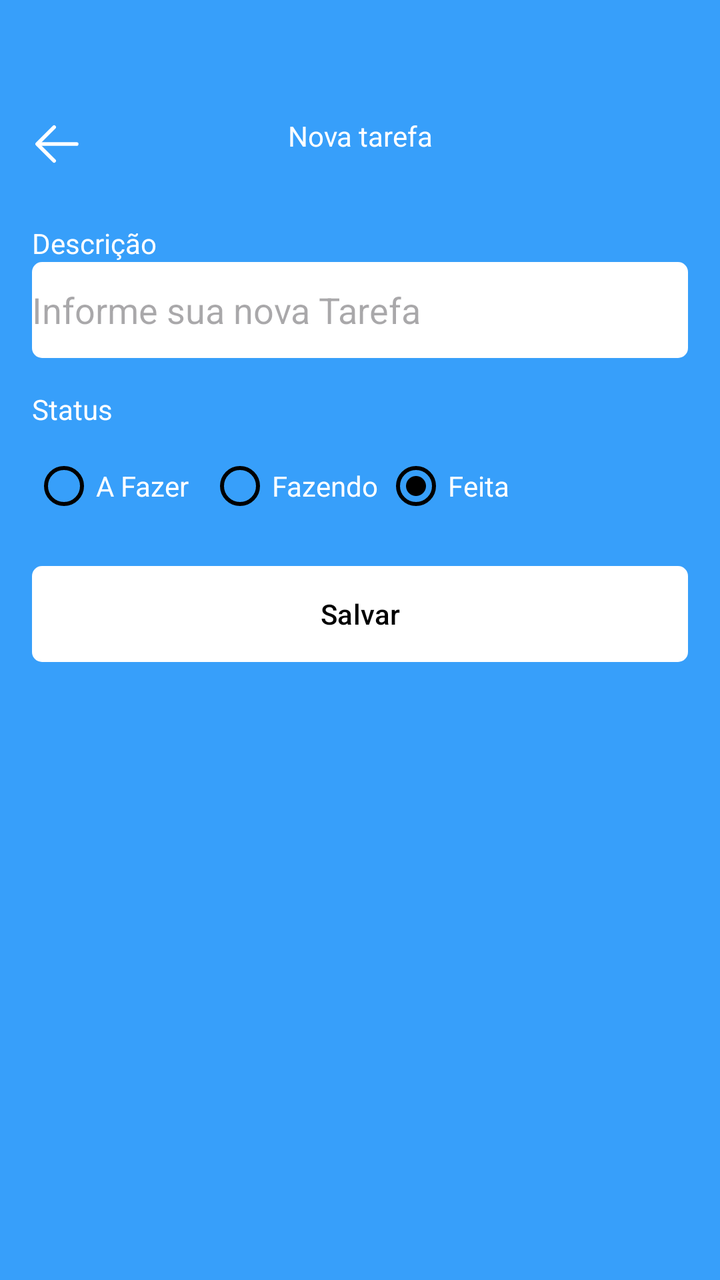
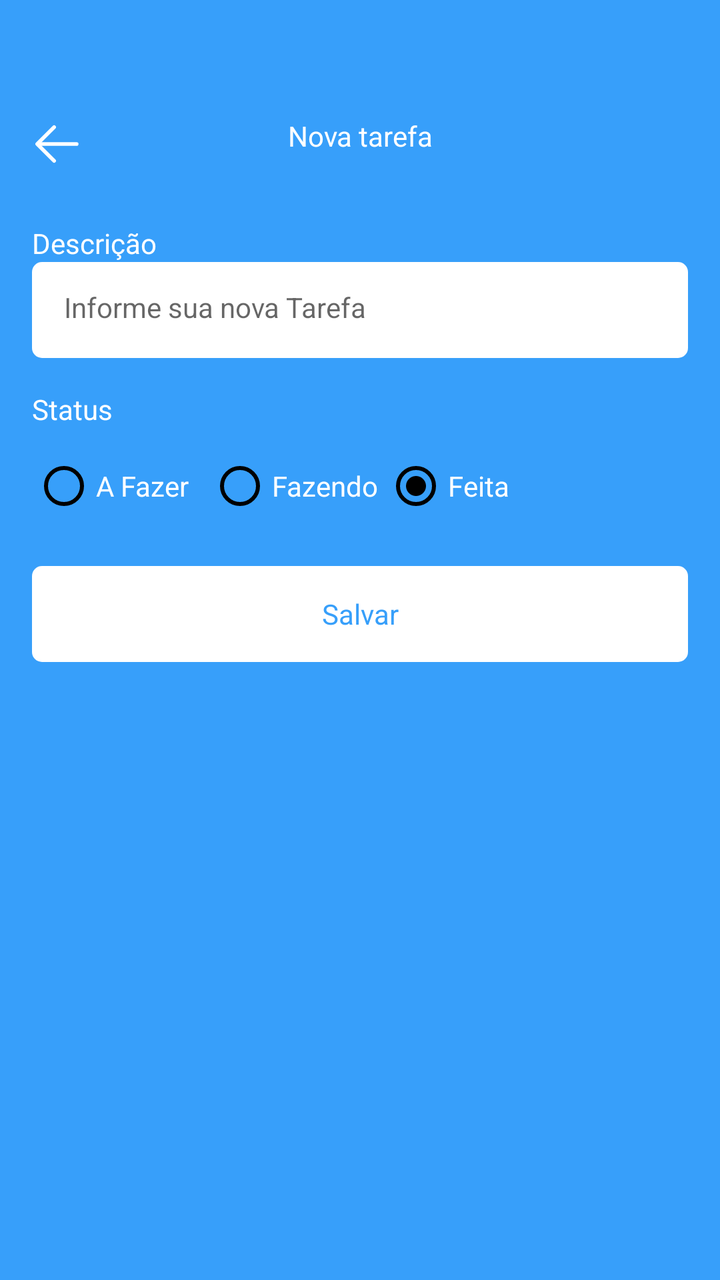

An Android layout rendered at two revisions. The XML below is the earlier revision; the diff shows what the commit changed to produce the second picture.
<!-- AndroidManifest.xml: application theme Theme.Task -->
<!-- res/layout/fragment_form_task.xml -->
<?xml version="1.0" encoding="utf-8"?>
<ScrollView xmlns:android="http://schemas.android.com/apk/res/android"
    xmlns:tools="http://schemas.android.com/tools"
    android:layout_width="match_parent"
    android:layout_height="match_parent"
    xmlns:app="http://schemas.android.com/apk/res-auto"
    tools:context=".ui.FormTaskFragment">

    <LinearLayout
        android:layout_width="match_parent"
        android:layout_height="wrap_content"
        android:orientation="vertical">

        <com.google.android.material.appbar.MaterialToolbar
            android:layout_width="match_parent"
            android:layout_height="wrap_content"
            android:id="@+id/toolbar"
            app:navigationIcon="@drawable/ic_back"
            android:paddingTop="40dp">

            <TextView
                android:layout_width="wrap_content"
                android:layout_height="wrap_content"
                android:text="Nova tarefa"
                android:textColor="@color/white"
                android:layout_gravity="center_horizontal"/>

        </com.google.android.material.appbar.MaterialToolbar>

        <androidx.constraintlayout.widget.ConstraintLayout
            android:layout_width="match_parent"
            android:layout_height="match_parent"
            android:padding="16dp">

            <TextView
                android:id="@+id/textView"
                android:layout_width="wrap_content"
                android:layout_height="wrap_content"
                android:text="Descrição"
                android:textColor="@android:color/white"
                app:layout_constraintStart_toStartOf="parent"
                app:layout_constraintTop_toTopOf="parent" />

            <EditText
                android:id="@+id/editTextDescricao"
                android:layout_width="match_parent"
                android:layout_height="48dp"
                android:background="@drawable/bg_edit_text"
                android:hint="Informe sua nova Tarefa"
                app:layout_constraintEnd_toEndOf="parent"
                app:layout_constraintStart_toStartOf="parent"
                app:layout_constraintTop_toBottomOf="@+id/textView" />

            <TextView
                android:id="@+id/textViewStatus"
                android:layout_width="wrap_content"
                android:layout_height="wrap_content"
                android:layout_marginTop="16dp"
                android:text="Status"
                android:textColor="@color/white"
                app:layout_constraintStart_toStartOf="parent"
                app:layout_constraintTop_toBottomOf="@+id/editTextDescricao" />

            <RadioGroup
                android:layout_width="match_parent"
                android:layout_height="wrap_content"
                android:layout_marginTop="5dp"
                android:orientation="horizontal"
                android:id="@+id/radioGroup"
                app:layout_constraintEnd_toEndOf="parent"
                app:layout_constraintStart_toStartOf="parent"
                app:layout_constraintTop_toBottomOf="@+id/textViewStatus">
                <RadioButton
                    android:layout_width="88dp"
                    android:layout_height="48dp"
                    android:buttonTint="@color/black"
                    android:id="@+id/rbTodo"
                    android:text="A Fazer"
                    android:checked="true"
                    android:theme="@style/MyRadioButton"
                    android:textColor="@color/white" />
                <RadioButton
                    android:layout_width="88dp"
                    android:layout_height="48dp"
                    android:buttonTint="@color/black"
                    android:id="@+id/rbDoing"
                    android:text="Fazendo"
                    android:checked="true"
                    android:theme="@style/MyRadioButton"
                    android:textColor="@color/white" />
                <RadioButton
                    android:layout_width="88dp"
                    android:layout_height="48dp"
                    android:buttonTint="@color/black"
                    android:id="@+id/rbDone"
                    android:text="Feita"
                    android:checked="true"
                    android:theme="@style/MyRadioButton"
                    android:textColor="@color/white" />
            </RadioGroup>

            <com.google.android.material.button.MaterialButton
                android:id="@+id/buttonSave"
                android:layout_width="match_parent"
                android:layout_height="wrap_content"
                android:layout_marginTop="16dp"
                android:background="@drawable/bg_btn"
                android:text="Salvar"
                android:textAllCaps="false"
                app:backgroundTint="@color/white"
                android:textColor="@color/black"
                tools:layout_editor_absoluteX="16dp"
                tools:layout_editor_absoluteY="221dp"
                app:layout_constraintEnd_toEndOf="parent"
                app:layout_constraintStart_toStartOf="parent"
                app:layout_constraintTop_toBottomOf="@+id/radioGroup"/>

            <ProgressBar
                android:layout_width="wrap_content"
                android:layout_height="wrap_content"
                android:id="@+id/progressBar"
                android:layout_marginTop="8dp"
                android:layout_gravity="center"
                android:indeterminateTint="@color/white"
                android:visibility="invisible"
                tools:layout_editor_absoluteX="152dp"
                tools:layout_editor_absoluteY="278dp"
                tools:visibility="visible"
                app:layout_constraintEnd_toEndOf="parent"
                app:layout_constraintStart_toStartOf="parent"
                app:layout_constraintTop_toBottomOf="@+id/buttonSave"/>



        </androidx.constraintlayout.widget.ConstraintLayout>

    </LinearLayout>

</ScrollView>
<!-- resources referenced by this layout -->
<resources>
  <color name="black">#FF000000</color>
  <color name="white">#FFFFFFFF</color>
  <!-- drawable bg_btn (drawable) -->
  <?xml version="1.0" encoding="utf-8"?>
  <shape xmlns:android="http://schemas.android.com/apk/res/android"
      android:shape="rectangle">
  
      <solid android:color="@color/white"/>
      <corners android:radius="5dp"/>
  
  </shape>
  <!-- drawable bg_edit_text (drawable) -->
  <?xml version="1.0" encoding="utf-8"?>
  <shape xmlns:android="http://schemas.android.com/apk/res/android"
      android:shape="rectangle">
  
      <solid android:color="@color/white"/>
      <corners android:radius="5dp"/>
  
  </shape>
  <!-- drawable ic_back (drawable) -->
  <vector xmlns:android="http://schemas.android.com/apk/res/android"
      android:width="30dp"
      android:height="30dp"
      android:viewportWidth="1024"
      android:viewportHeight="1024">
    <path
        android:pathData="M224,480h640a32,32 0,1 1,0 64H224a32,32 0,0 1,0 -64z"
        android:fillColor="#FFFFFF"/>
    <path
        android:pathData="m237.2,512 l265.4,265.3a32,32 0,0 1,-45.3 45.3l-288,-288a32,32 0,0 1,0 -45.3l288,-288a32,32 0,1 1,45.3 45.3L237.2,512z"
        android:fillColor="#FFFFFF"/>
  </vector>
  <style name="MyRadioButton" parent="Theme.AppCompat.Light">
          <item name="colorControlNormal">@color/black</item>
          <item name="colorControlActivated">@color/green</item>
      </style>
  <style name="Theme.Task" parent="Base.Theme.Task" />
  <color name="green">#88e788</color>
  <style name="Base.Theme.Task" parent="Theme.Material3.DayNight.NoActionBar">
          
          <item name="colorPrimary">@color/color_default</item>
          <item name="colorPrimaryVariant">@color/color_default</item>
          <item name="android:windowBackground">@color/color_default</item>
      </style>
  <color name="color_default">#379FFA</color>
</resources>

<!-- the commit's change to res/layout/fragment_form_task.xml (unified diff, before → after) -->
@@ -36,7 +36,7 @@
                 android:id="@+id/textView"
                 android:layout_width="wrap_content"
                 android:layout_height="wrap_content"
-                android:text="Descrição"
+                android:text="@string/title_description_fragment_form"
                 android:textColor="@android:color/white"
                 app:layout_constraintStart_toStartOf="parent"
                 app:layout_constraintTop_toTopOf="parent" />
@@ -45,8 +45,8 @@
                 android:id="@+id/editTextDescricao"
                 android:layout_width="match_parent"
                 android:layout_height="48dp"
-                android:background="@drawable/bg_edit_text"
-                android:hint="Informe sua nova Tarefa"
+                style="@style/EditTextTheme"
+                android:hint="@string/edittext_form_task"
                 app:layout_constraintEnd_toEndOf="parent"
                 app:layout_constraintStart_toStartOf="parent"
                 app:layout_constraintTop_toBottomOf="@+id/textView" />
@@ -56,7 +56,7 @@
                 android:layout_width="wrap_content"
                 android:layout_height="wrap_content"
                 android:layout_marginTop="16dp"
-                android:text="Status"
+                android:text="@string/status_form_task"
                 android:textColor="@color/white"
                 app:layout_constraintStart_toStartOf="parent"
                 app:layout_constraintTop_toBottomOf="@+id/editTextDescricao" />
@@ -75,7 +75,7 @@
                     android:layout_height="48dp"
                     android:buttonTint="@color/black"
                     android:id="@+id/rbTodo"
-                    android:text="A Fazer"
+                    android:text="@string/a_fazer_status_fragment_form"
                     android:checked="true"
                     android:theme="@style/MyRadioButton"
                     android:textColor="@color/white" />
@@ -84,7 +84,7 @@
                     android:layout_height="48dp"
                     android:buttonTint="@color/black"
                     android:id="@+id/rbDoing"
-                    android:text="Fazendo"
+                    android:text="@string/fazendo_status_fragment_form"
                     android:checked="true"
                     android:theme="@style/MyRadioButton"
                     android:textColor="@color/white" />
@@ -93,7 +93,7 @@
                     android:layout_height="48dp"
                     android:buttonTint="@color/black"
                     android:id="@+id/rbDone"
-                    android:text="Feita"
+                    android:text="@string/feita_status_fragment_form"
                     android:checked="true"
                     android:theme="@style/MyRadioButton"
                     android:textColor="@color/white" />
@@ -104,11 +104,8 @@
                 android:layout_width="match_parent"
                 android:layout_height="wrap_content"
                 android:layout_marginTop="16dp"
-                android:background="@drawable/bg_btn"
-                android:text="Salvar"
-                android:textAllCaps="false"
-                app:backgroundTint="@color/white"
-                android:textColor="@color/black"
+                android:text="@string/buttom_form_task"
+                style="@style/ButtomTheme"
                 tools:layout_editor_absoluteX="16dp"
                 tools:layout_editor_absoluteY="221dp"
                 app:layout_constraintEnd_toEndOf="parent"
<!-- resource entries referenced after the edit -->
@@ -33,6 +33,24 @@
         android:pathData="m237.2,512 l265.4,265.3a32,32 0,0 1,-45.3 45.3l-288,-288a32,32 0,0 1,0 -45.3l288,-288a32,32 0,1 1,45.3 45.3L237.2,512z"
         android:fillColor="#FFFFFF"/>
   </vector>
+  <string name="a_fazer_status_fragment_form">A Fazer</string>
+  <string name="buttom_form_task">Salvar</string>
+  <string name="edittext_form_task">Informe sua nova Tarefa</string>
+  <string name="fazendo_status_fragment_form">Fazendo</string>
+  <string name="feita_status_fragment_form">Feita</string>
+  <string name="status_form_task">Status</string>
+  <string name="title_description_fragment_form">Descrição</string>
+  <style name="ButtomTheme" parent="Theme.MaterialComponents.DayNight.NoActionBar">
+          <item name="android:background">@drawable/bg_btn</item>
+          <item name="android:textAllCaps">false</item>
+          <item name="android:textColor">@color/color_default</item>
+          <item name="backgroundTint">@null</item>
+      </style>
+  <style name="EditTextTheme" parent="Theme.MaterialComponents.DayNight.NoActionBar">
+          <item name="android:background">@drawable/bg_edit_text</item>
+          <item name="android:padding">16dp</item>
+          <item name="android:textSize">14sp</item>
+      </style>
   <style name="MyRadioButton" parent="Theme.AppCompat.Light">
           <item name="colorControlNormal">@color/black</item>
           <item name="colorControlActivated">@color/green</item>
